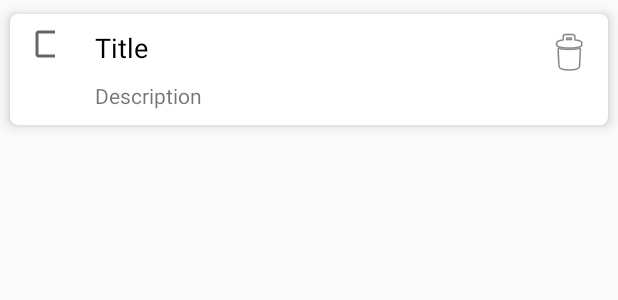
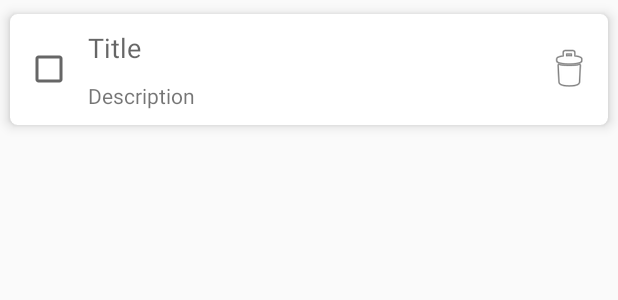
Before and after one commit to sudo5in5k/TodoAppSandbox, an Android app: the layout todo_item.xml on its own in the app's theme, with its tools: preview values and no code run, on a phone screen of 412 x 824 dp. Shown: the top 300 px of the screen. Run offline under Robolectric (Android 15) with nearby library versions, the phone set to English and light mode, and no system bars.

Commit message:
introduce android databinding

```diff
--- a/app/build.gradle
+++ b/app/build.gradle
@@ -22,6 +22,9 @@ android {
             minifyEnabled false
             proguardFiles getDefaultProguardFile('proguard-android-optimize.txt'), 'proguard-rules.pro'
         }
+    }
+    dataBinding {
+        enabled true
     }
 }
 
--- a/app/src/main/java/com/example/todoappsandbox/repository/TodoRepository.kt
+++ b/app/src/main/java/com/example/todoappsandbox/repository/TodoRepository.kt
@@ -1,7 +1,6 @@
 package com.example.todoappsandbox.repository
 
 import android.app.Application
-import androidx.lifecycle.LiveData
 import com.example.todoappsandbox.repository.db.TodoDB
 import com.example.todoappsandbox.repository.db.TodoDao
 import com.example.todoappsandbox.repository.db.TodoEntity
@@ -12,12 +11,10 @@ import kotlinx.coroutines.runBlocking
 class TodoRepository(application: Application) {
 
     private val todoDao: TodoDao
-    //private
 
     init {
         val db = TodoDB.getInstance(application.applicationContext)
         todoDao = db.todoDao()
-        //allTodos =
     }
 
     fun insertTodo(entity: TodoEntity) = runBlocking {
--- a/app/src/main/java/com/example/todoappsandbox/repository/db/TodoDB.kt
+++ b/app/src/main/java/com/example/todoappsandbox/repository/db/TodoDB.kt
@@ -5,7 +5,7 @@ import androidx.room.Database
 import androidx.room.Room
 import androidx.room.RoomDatabase
 
-@Database(entities = [TodoEntity::class], version = 1, exportSchema = false)
+@Database(entities = [TodoEntity::class], version = 2, exportSchema = false)
 abstract class TodoDB : RoomDatabase() {
 
     abstract fun todoDao(): TodoDao
@@ -16,7 +16,8 @@ abstract class TodoDB : RoomDatabase() {
 
         fun getInstance(context: Context): TodoDB =
             instance ?: synchronized(this) {
-                Room.databaseBuilder(context, TodoDB::class.java, "todo_db").build()
+                Room.databaseBuilder(context, TodoDB::class.java, "todo_db")
+                    .fallbackToDestructiveMigration().build()
             }
     }
 }
--- a/app/src/main/res/layout/todo_item.xml
+++ b/app/src/main/res/layout/todo_item.xml
@@ -1,7 +1,28 @@
 <?xml version="1.0" encoding="utf-8"?>
-<androidx.cardview.widget.CardView xmlns:android="http://schemas.android.com/apk/res/android"
+<layout xmlns:android="http://schemas.android.com/apk/res/android"
+    xmlns:app="http://schemas.android.com/apk/res-auto"
     xmlns:card="http://schemas.android.com/apk/res-auto"
-    xmlns:tools="http://schemas.android.com/tools"
+    xmlns:tools="http://schemas.android.com/tools">
+
+    <data>
+
+        <import type="com.example.todoappsandbox.R" />
+
+        <variable
+            name="todo"
+            type="com.example.todoappsandbox.repository.db.TodoEntity" />
+
+        <variable
+            name="viewModel"
+            type="com.example.todoappsandbox.ui.list.TodoViewModel" />
+
+        <variable
+            name="event"
+            type="com.example.todoappsandbox.ui.list.TodoListAdapter.TodoCrudEvent" />
+
+    </data>
+
+    <androidx.cardview.widget.CardView
         android:layout_width="match_parent"
         android:layout_height="wrap_content"
         card:cardCornerRadius="5dp"
@@ -15,43 +36,53 @@
 
             <CheckBox
                 android:id="@+id/check"
-            android:layout_width="20dp"
-            android:layout_height="20dp" />
+                android:layout_width="wrap_content"
+                android:layout_height="wrap_content"
+                android:layout_alignParentStart="true"
+                android:layout_centerVertical="true"
+                android:checked="@{todo.checked}"
+                android:onClick="@{() -> viewModel.checkTodo(todo)}" />
 
             <ImageView
                 android:id="@+id/delete_image"
                 android:layout_width="wrap_content"
                 android:layout_height="wrap_content"
                 android:layout_alignParentEnd="true"
+                android:layout_centerVertical="true"
                 android:contentDescription="null"
+                android:onClick="@{() -> event.onDeleteClicked(todo)}"
                 android:src="@android:drawable/ic_menu_delete" />
 
             <LinearLayout
-            android:layout_toRightOf="@id/check"
                 android:layout_width="300dp"
                 android:layout_height="wrap_content"
-            android:layout_toStartOf="@id/delete_image"
-            android:layout_toLeftOf="@id/delete_image"
+                android:layout_marginStart="10dp"
+                android:layout_toEndOf="@id/check"
+                android:onClick="@{() -> event.onTodoClicked(todo)}"
                 android:orientation="vertical">
 
                 <TextView
                     android:id="@+id/title_text"
-                android:layout_width="match_parent"
+                    android:layout_width="wrap_content"
                     android:layout_height="wrap_content"
                     android:ellipsize="end"
                     android:maxLines="1"
+                    android:text="@{todo.title}"
                     android:textAppearance="@style/TextAppearance.AppCompat.Medium"
-                android:textColor="@android:color/black"
+                    app:changeEffect="@{todo.checked}"
                     tools:text="Title" />
 
                 <TextView
                     android:id="@+id/description_text"
-                android:layout_width="match_parent"
+                    android:layout_width="wrap_content"
                     android:layout_height="wrap_content"
                     android:layout_marginTop="10dp"
                     android:ellipsize="end"
                     android:maxLines="2"
+                    android:text="@{todo.description}"
                     tools:text="Description" />
             </LinearLayout>
         </RelativeLayout>
     </androidx.cardview.widget.CardView>
+
+</layout>
```
Also changed, not shown: app/src/main/java/com/example/todoappsandbox/repository/db/TodoEntity.kt (+6 -3 lines), app/src/main/java/com/example/todoappsandbox/ui/list/BindingAdapters.kt (added, +27 -0 lines), app/src/main/java/com/example/todoappsandbox/ui/list/TodoActivity.kt (+31 -16 lines), app/src/main/java/com/example/todoappsandbox/ui/list/TodoListAdapter.kt (+23 -47 lines), app/src/main/java/com/example/todoappsandbox/ui/list/TodoViewModel.kt (+10 -2 lines), app/src/main/res/layout/activity_main.xml (+22 -4 lines), app/src/main/res/layout/container.xml (deleted, +0 -14 lines), 1 other file. Lines whose indentation alone changed are shown as unchanged.
